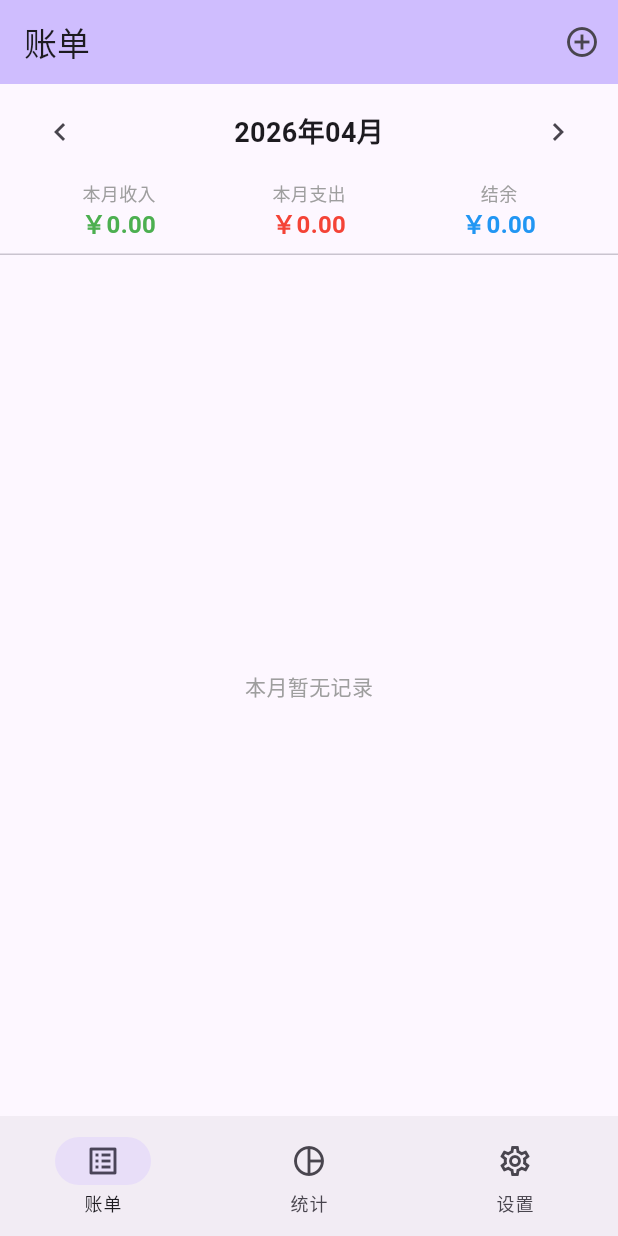
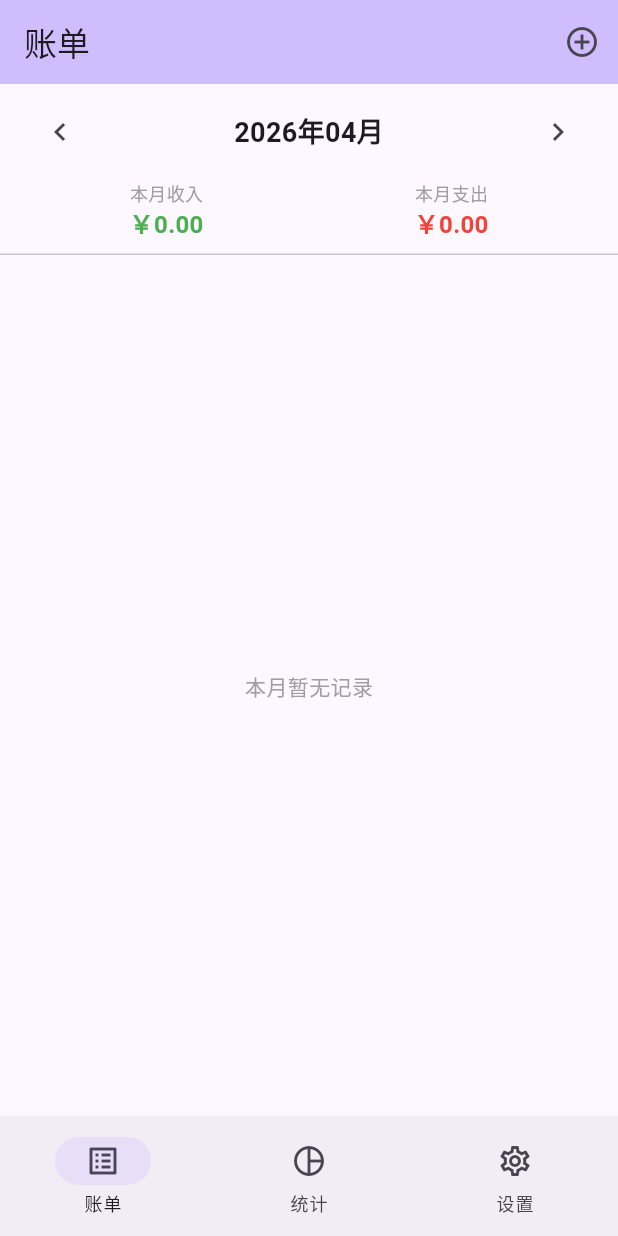
Before and after one commit to EndeRHoshI/HoshiLedger, a Flutter app: the screen it shows after launch, after a tap on the "chevron left" icon, on a phone screen of 412 x 824 dp. Run offline on Flutter 3.47's test engine with Material 3 defaults, Android fonts, the phone set to English and light mode, and no system bars; our stand-ins replace csv, fl_chart, share_plus, sqflite; accounts and stored records are empty.

Commit message:
style: 移除结余项，修复统计页小数显示，统一页面标题与 Tab 命名

```diff
--- a/lib/screens/history_screen.dart
+++ b/lib/screens/history_screen.dart
@@ -121,7 +121,6 @@ class _HistoryScreenState extends State<HistoryScreen> {
                   children: [
                     _buildSummaryItem('本月收入', totalIncome, Colors.green),
                     _buildSummaryItem('本月支出', totalExpense, Colors.red),
-                    _buildSummaryItem('结余', totalIncome - totalExpense, Colors.blue),
                   ],
                 ),
               ],
--- a/lib/screens/settings_screen.dart
+++ b/lib/screens/settings_screen.dart
@@ -15,7 +15,7 @@ class _SettingsScreenState extends State<SettingsScreen> {
   @override
   Widget build(BuildContext context) {
     return Scaffold(
-      appBar: AppBar(title: const Text('设置与管理')),
+      appBar: AppBar(title: const Text('设置')),
       body: ListView(
         children: [
           _buildSectionHeader('数据管理'),
@@ -138,7 +138,7 @@ class _CategoryManagerState extends State<CategoryManager> {
   Widget build(BuildContext context) {
     return Scaffold(
       appBar: AppBar(
-        title: Text(widget.type == 0 ? '管理支出分类' : '管理收入分类'),
+        title: Text(widget.type == 0 ? '支出分类' : '收入分类'),
       ),
       body: ListView.builder(
         itemCount: _categories.length,
--- a/lib/screens/statistics_screen.dart
+++ b/lib/screens/statistics_screen.dart
@@ -177,7 +177,7 @@ class _StatisticsScreenState extends State<StatisticsScreen> {
   Widget build(BuildContext context) {
     return Scaffold(
       appBar: AppBar(
-        title: const Text('收支统计'),
+        title: const Text('统计'),
         backgroundColor: Theme.of(context).colorScheme.inversePrimary,
         actions: const [],
       ),
@@ -264,7 +264,7 @@ class _StatisticsScreenState extends State<StatisticsScreen> {
         Text(label, style: const TextStyle(fontSize: 14, color: Colors.grey)),
         const SizedBox(height: 4),
         Text(
-          '￥${(amount / 100.0).toStringAsFixed(0)}',
+          '￥${(amount / 100.0).toStringAsFixed(2)}',
           style: TextStyle(fontSize: 20, fontWeight: FontWeight.bold, color: color),
         ),
       ],
```
